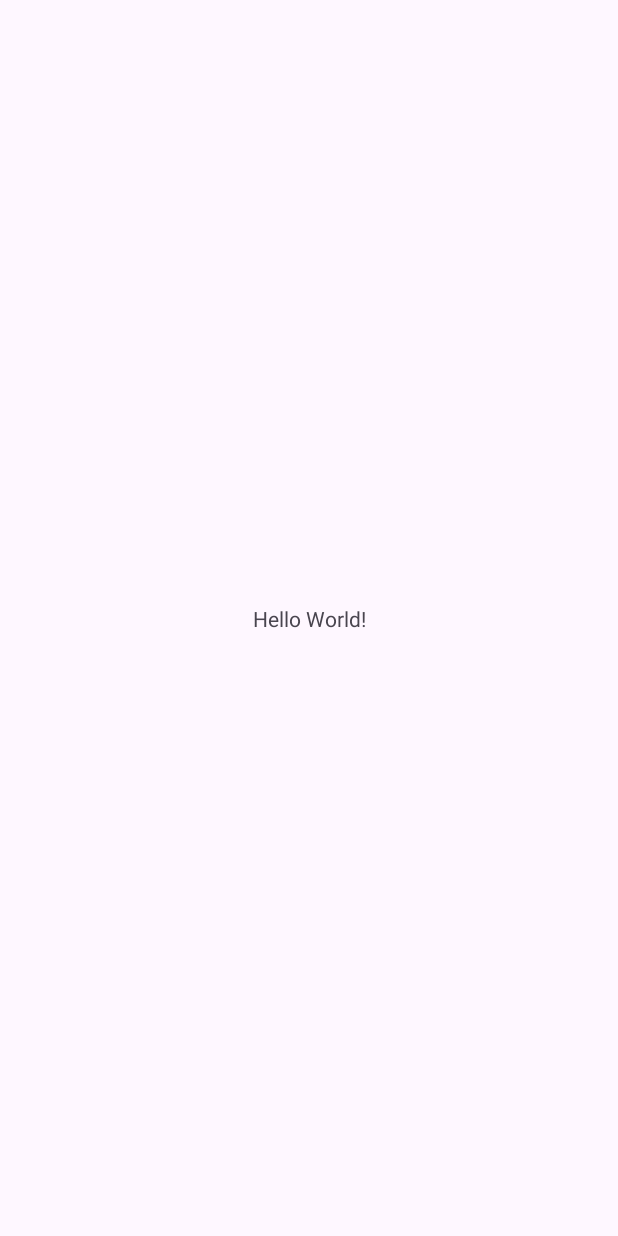
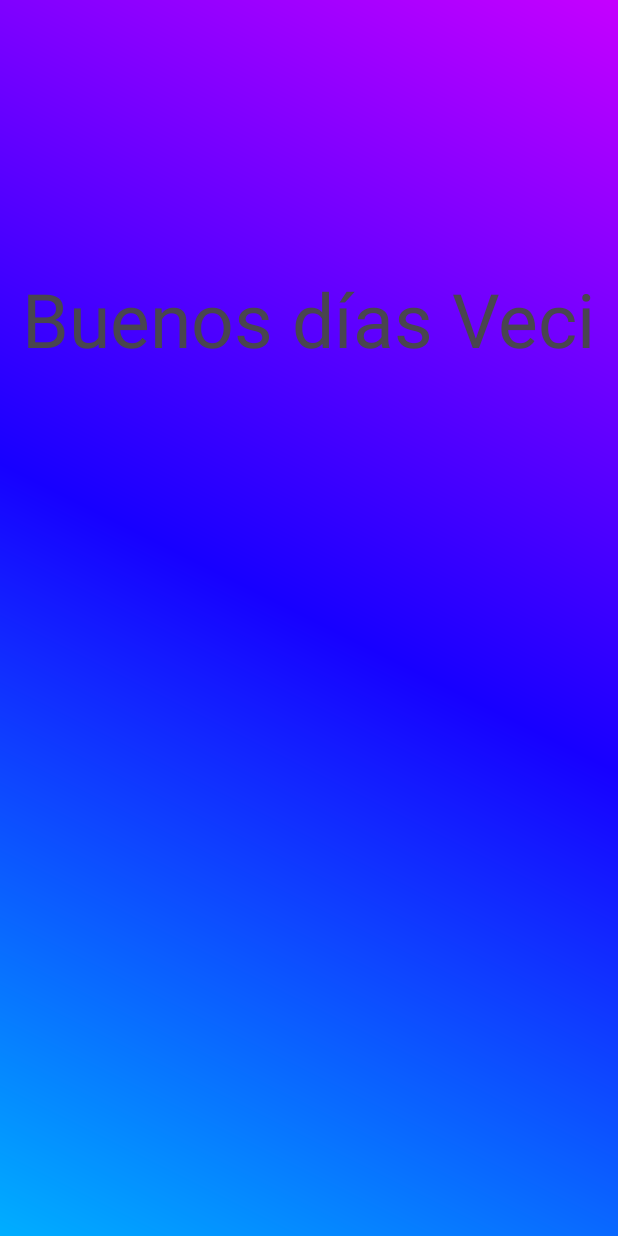
Before and after one commit to feliUsa/IngenieriaSoftware, an Android app: the screen it shows after launch (MainActivity), on a phone screen of 412 x 824 dp. Before the commit the screen is almost empty. Run offline under Robolectric (Android 15) with nearby library versions, the phone set to English and light mode, and no system bars.

Commit message:
Se agrego funcion para mostrar mensaje segun hora por pantalla

```diff
--- a/Proyectos Android/MiVeci/app/src/main/java/com/example/miveci/MainActivity.kt
+++ b/Proyectos Android/MiVeci/app/src/main/java/com/example/miveci/MainActivity.kt
@@ -2,10 +2,25 @@ package com.example.miveci
 
 import androidx.appcompat.app.AppCompatActivity
 import android.os.Bundle
+import android.widget.TextView
+import java.util.Calendar
 
 class MainActivity : AppCompatActivity() {
     override fun onCreate(savedInstanceState: Bundle?) {
         super.onCreate(savedInstanceState)
         setContentView(R.layout.activity_main)
+        mensaje_hora()
+    }
+
+    //Funcion para mostrar mensaje segun hora por pantalla
+    private fun mensaje_hora(){
+        val Mensaje_de_saludo = findViewById<TextView>(R.id.Mensaje_de_saludo)
+        val hora = Calendar.getInstance().get(Calendar.HOUR_OF_DAY)
+        val mensaje = when (hora) {
+            in 5..11 -> "Buenos días Veci"
+            in 12..17 -> "Buenas tardes Veci"
+            else -> "Buenas noches Veci"
+        }
+        Mensaje_de_saludo.text = mensaje
     }
 }
--- a/Proyectos Android/MiVeci/app/src/main/res/layout/activity_main.xml
+++ b/Proyectos Android/MiVeci/app/src/main/res/layout/activity_main.xml
@@ -4,15 +4,20 @@
     xmlns:tools="http://schemas.android.com/tools"
     android:layout_width="match_parent"
     android:layout_height="match_parent"
-    tools:context=".MainActivity">
+    tools:context=".MainActivity"
+    android:background="@drawable/fondo_degradado">
 
     <TextView
+        android:id="@+id/Mensaje_de_saludo"
         android:layout_width="wrap_content"
         android:layout_height="wrap_content"
         android:text="Hello World!"
+        android:textSize="50dp"
         app:layout_constraintBottom_toBottomOf="parent"
         app:layout_constraintEnd_toEndOf="parent"
+        app:layout_constraintHorizontal_bias="0.496"
         app:layout_constraintStart_toStartOf="parent"
-        app:layout_constraintTop_toTopOf="parent" />
+        app:layout_constraintTop_toTopOf="parent"
+        app:layout_constraintVertical_bias="0.236" />
 
 </androidx.constraintlayout.widget.ConstraintLayout>
```
